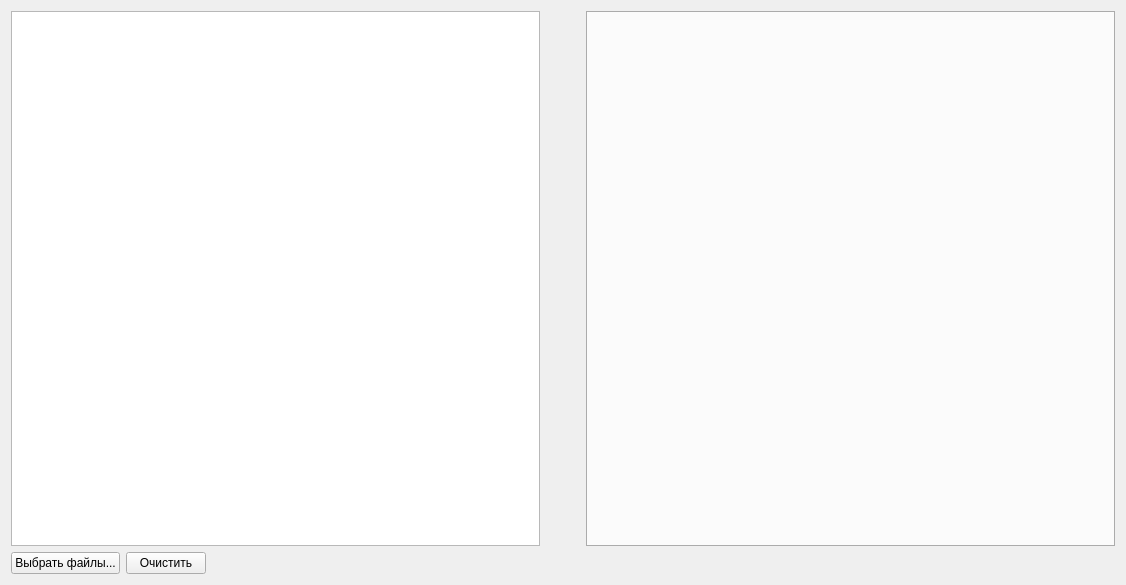
The window that downloadwin.ui (JonyN5/Engine-Design-Photos) describes before a commit, drawn with Qt 5.
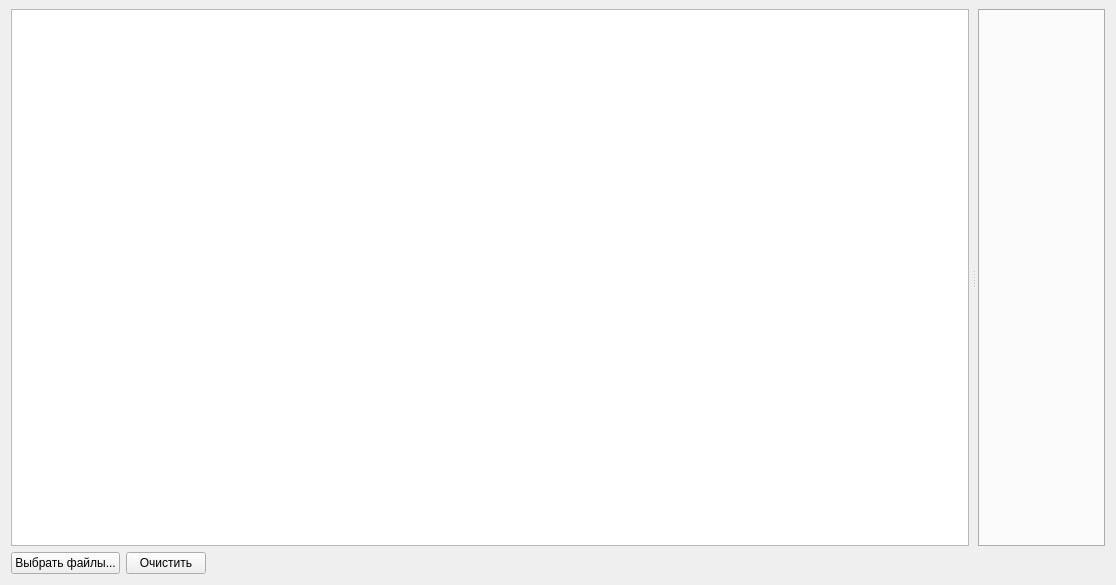
The same window after the commit.

What changed in the file:
```diff
--- a/downloadwin.ui
+++ b/downloadwin.ui
@@ -6,7 +6,7 @@
    <rect>
     <x>0</x>
     <y>0</y>
-    <width>1126</width>
+    <width>1116</width>
     <height>585</height>
    </rect>
   </property>
@@ -23,10 +23,33 @@
    <string notr="true">QListWidgetItem { border-color: rgb(255, 255, 0);}</string>
   </property>
   <widget class="QWidget" name="centralWidget">
-   <layout class="QVBoxLayout" name="verticalLayout">
+   <layout class="QVBoxLayout" name="verticalLayout" stretch="1,0">
+    <property name="sizeConstraint">
+     <enum>QLayout::SetMinAndMaxSize</enum>
+    </property>
+    <property name="topMargin">
+     <number>9</number>
+    </property>
     <item>
-     <layout class="QHBoxLayout" name="horizontalLayout_2">
-      <item>
+     <widget class="QSplitter" name="splitter">
+      <property name="sizePolicy">
+       <sizepolicy hsizetype="Preferred" vsizetype="Preferred">
+        <horstretch>0</horstretch>
+        <verstretch>0</verstretch>
+       </sizepolicy>
+      </property>
+      <property name="frameShape">
+       <enum>QFrame::NoFrame</enum>
+      </property>
+      <property name="midLineWidth">
+       <number>0</number>
+      </property>
+      <property name="orientation">
+       <enum>Qt::Horizontal</enum>
+      </property>
+      <property name="handleWidth">
+       <number>9</number>
+      </property>
        <widget class="QListWidget" name="lw_download">
         <property name="sizePolicy">
          <sizepolicy hsizetype="Expanding" vsizetype="Expanding">
@@ -90,24 +113,6 @@
          <enum>QListView::IconMode</enum>
         </property>
        </widget>
-      </item>
-      <item>
-       <spacer name="horizontalSpacer_2">
-        <property name="orientation">
-         <enum>Qt::Horizontal</enum>
-        </property>
-        <property name="sizeType">
-         <enum>QSizePolicy::Fixed</enum>
-        </property>
-        <property name="sizeHint" stdset="0">
-         <size>
-          <width>40</width>
-          <height>20</height>
-         </size>
-        </property>
-       </spacer>
-      </item>
-      <item>
        <widget class="QTabWidget" name="tabWidget">
         <property name="sizePolicy">
          <sizepolicy hsizetype="Expanding" vsizetype="Expanding">
@@ -128,11 +133,13 @@
          <number>-1</number>
         </property>
        </widget>
-      </item>
-     </layout>
+     </widget>
     </item>
     <item>
      <layout class="QHBoxLayout" name="horizontalLayout">
+      <property name="sizeConstraint">
+       <enum>QLayout::SetDefaultConstraint</enum>
+      </property>
       <item>
        <widget class="QPushButton" name="pb_choice">
         <property name="text">
@@ -152,6 +159,9 @@
         <property name="orientation">
          <enum>Qt::Horizontal</enum>
         </property>
+        <property name="sizeType">
+         <enum>QSizePolicy::Expanding</enum>
+        </property>
         <property name="sizeHint" stdset="0">
          <size>
           <width>0</width>
```
Lines whose indentation alone changed are shown as unchanged.
